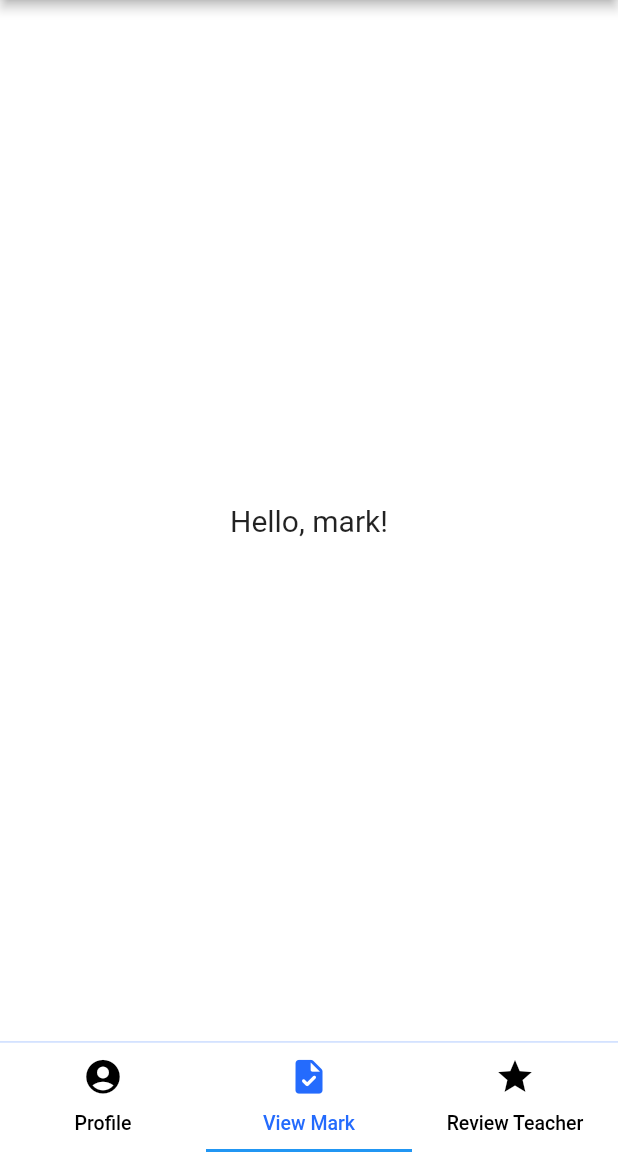
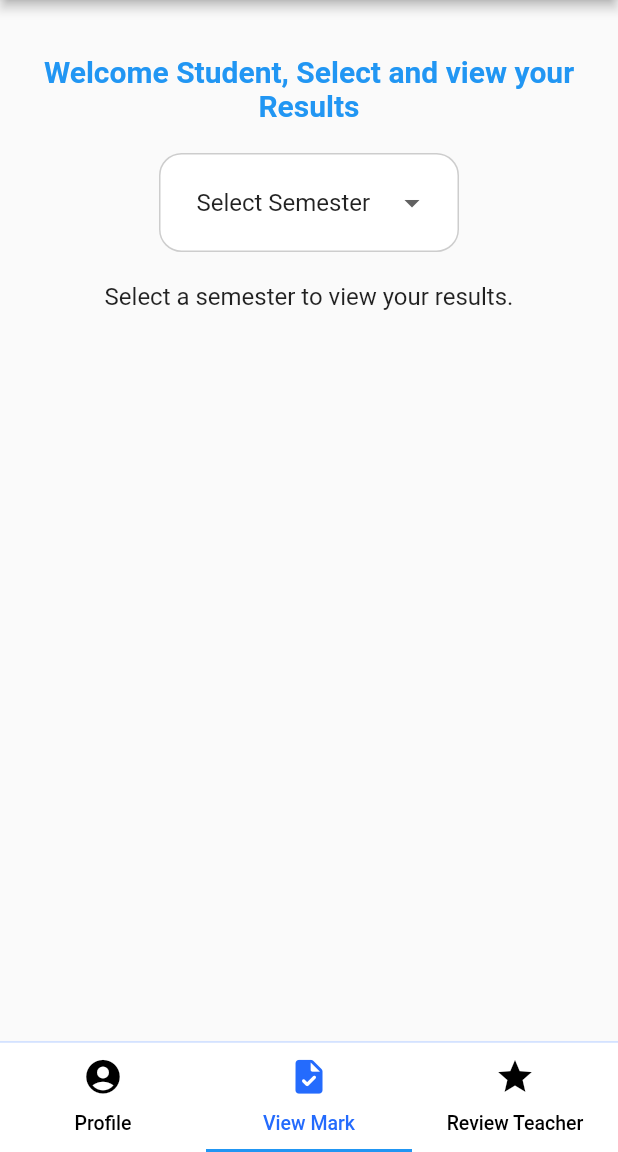
Before and after one commit to Yishak123-sol/school-app, a Flutter app: the screen it shows after launch, item 2 of the bottom bar chosen, on a phone screen of 412 x 824 dp, the part 84-1236 px from its top. Run offline on Flutter 3.47's test engine with Material 2 defaults, Android fonts, the phone set to English and light mode, and no system bars; our stand-ins replace introduction_screen; Roboto replaces fonts that are missing (Poppins).

Commit message:
now the student mark view is done

```diff
--- a/lib/Pages/student_mark_view_page.dart
+++ b/lib/Pages/student_mark_view_page.dart
@@ -1,21 +1,152 @@
 import 'package:flutter/material.dart';
 
-class StudentMark extends StatelessWidget {
-  const StudentMark({
-    super.key,
-  });
+class StudentMark extends StatefulWidget {
+  @override
+  State<StudentMark> createState() => _StudentMarkState();
+}
+
+class _StudentMarkState extends State<StudentMark> {
+  String selectedSemester = "Select Semester";
+  String selectedSubject = "Select Subject";
+
+  Map<String, dynamic> reportCard = {
+    "semester_1": {
+      "Math": 90,
+      "Science": 75,
+      "History": 20,
+    },
+    "semester_2": {
+      "Math": 85,
+      "Science": 70,
+      "History": 65,
+    },
+    "semester_3": {
+      "Math": 88,
+      "Science": 72,
+      "History": 68,
+    },
+    "semester_4": {
+      "Math": 92,
+      "Science": 78,
+      "History": 72,
+    },
+  };
 
   @override
   Widget build(BuildContext context) {
-    return Container(
-      width: 100,
-      height: 100,
-      child: Center(
-        child: Text(
-          'Hello, mark!',
-          style: TextStyle(
-            fontSize: 20,
-          ),
+    return Scaffold(
+      body: Padding(
+        padding: EdgeInsets.all(16),
+        child: Column(
+          children: <Widget>[
+            SizedBox(height: 20),
+            Text(
+              'Welcome Student, Select and view your Results',
+              textAlign: TextAlign.center,
+              style: TextStyle(
+                  fontSize: 20,
+                  fontWeight: FontWeight.bold,
+                  color: Colors.blue),
+            ),
+            SizedBox(height: 20),
+            Container(
+              width: 200, // Adjust the width to your desired value
+              padding:
+                  EdgeInsets.all(8), // Add padding around the DropdownButton
+              decoration: BoxDecoration(
+                color: Colors.white,
+                border: Border.all(
+                  color: const Color.fromARGB(50, 0, 0, 0),
+                ),
+                borderRadius: BorderRadius.all(Radius.circular(15)),
+              ),
+              child: DropdownButton<String>(
+                value: selectedSemester,
+                items: [
+                  "Select Semester",
+                  "semester_1",
+                  "semester_2",
+                  "semester_3",
+                  "semester_4",
+                ].map((String value) {
+                  return DropdownMenuItem<String>(
+                    value: value,
+                    child: Padding(
+                      padding: EdgeInsets.symmetric(
+                          horizontal: 16), // Add padding around the text
+                      child: Text(value),
+                    ),
+                  );
+                }).toList(),
+                onChanged: (String? newValue) {
+                  if (newValue != null) {
+                    setState(() {
+                      selectedSemester = newValue;
+                    });
+                  }
+                },
+                underline: Container(), // Remove the underline here
+              ),
+            ),
+            SizedBox(height: 20),
+            if (selectedSemester != "Select Semester" &&
+                reportCard[selectedSemester] != null)
+              DataTable(
+                columns: [
+                  DataColumn(
+                    label: Text(
+                      'Fields',
+                      style: TextStyle(
+                        fontWeight: FontWeight.bold,
+                        color: Colors.blue,
+                      ),
+                    ),
+                  ),
+                  DataColumn(
+                    label: Text(
+                      'Result',
+                      style: TextStyle(
+                        fontWeight: FontWeight.bold,
+                        color: Colors.blue,
+                      ),
+                    ),
+                  ),
+                ],
+                rows:
+                    reportCard[selectedSemester].entries.map<DataRow>((entry) {
+                  final subject = entry.key;
+                  final result = entry.value;
+                  final textColor = result < 55 ? Colors.red : Colors.black;
+                  return DataRow(
+                    cells: [
+                      DataCell(
+                        Text(
+                          subject,
+                          style: TextStyle(
+                            color: Colors.black,
+                          ),
+                        ),
+                      ),
+                      DataCell(
+                        Text(
+                          result.toString(),
+                          style: TextStyle(
+                            color: textColor,
+                          ),
+                        ),
+                      ),
+                    ],
+                  );
+                }).toList(),
+              )
+            else
+              Text(
+                'Select a semester to view your results.',
+                style: TextStyle(
+                  fontSize: 16,
+                ),
+              ),
+          ],
         ),
       ),
     );
```
